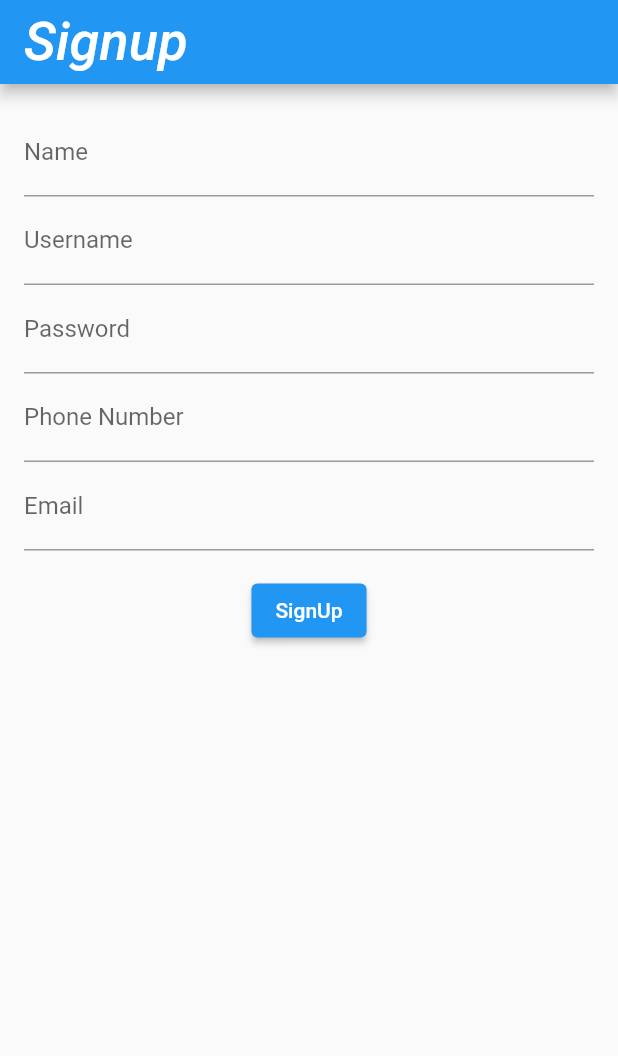
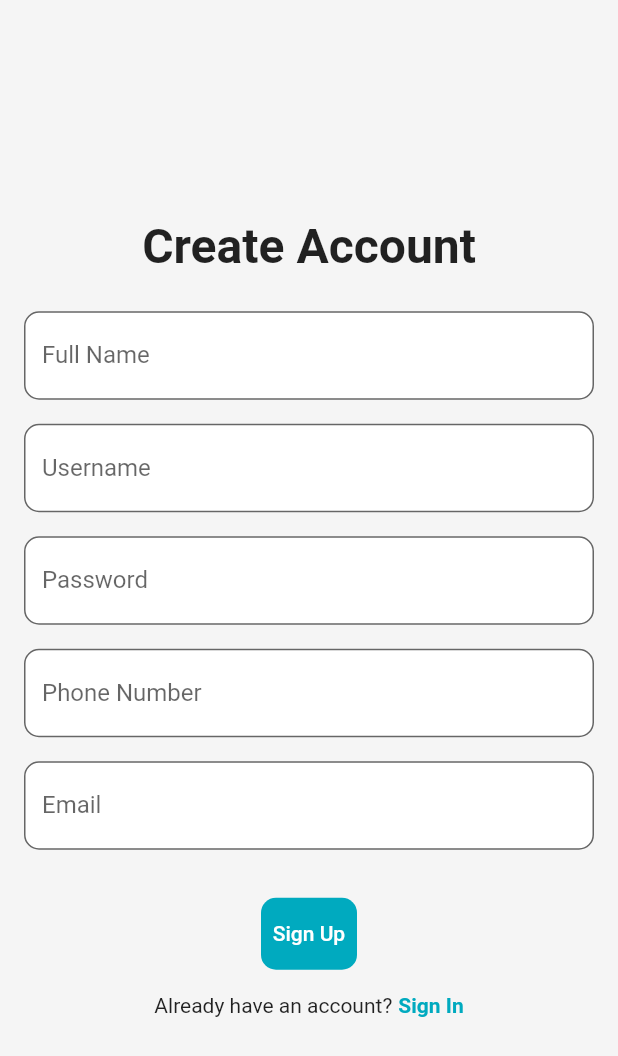
Before and after one commit to panuwat15264za/flutter_application_2, a Flutter app: the screen it shows after launch, on a phone screen of 412 x 824 dp. Shown: the top 1056 px of the screen. Run offline on Flutter 3.47's test engine with Material 2 defaults, Android fonts, the phone set to English and light mode, and no system bars; accounts and stored records are empty; Roboto replaces fonts that are missing (Hind).

Commit message:
signin and signup UI

```diff
--- a/lib/signup.dart
+++ b/lib/signup.dart
@@ -7,7 +7,7 @@ import 'package:http/http.dart' as http;
 import 'signin.dart';
 
 class SignupPage extends StatefulWidget {
-  const SignupPage({super.key});
+  const SignupPage({Key? key}) : super(key: key);
 
   @override
   _SignupPageState createState() => _SignupPageState();
@@ -23,52 +23,91 @@ class _SignupPageState extends State<SignupPage> {
   @override
   Widget build(BuildContext context) {
     return Scaffold(
-      appBar: AppBar(
-        title: Text('Signup'),
+      backgroundColor: Color(0xFFF5F5F5),
+      body: Padding(
+        padding: EdgeInsets.symmetric(horizontal: 16.0),
+        child: Column(
+          mainAxisAlignment: MainAxisAlignment.center,
+          children: [
+            Spacer(),
+            Text(
+              'Create Account',
+              style: TextStyle(
+                fontSize: 32,
+                fontWeight: FontWeight.bold,
               ),
-      body: Padding(
-        padding: EdgeInsets.all(16.0),
-        child: Column(
-          children: [
+            ),
+            SizedBox(height: 24.0),
             TextField(
               controller: nameController,
               decoration: InputDecoration(
-                labelText: 'Name',
+                labelText: 'Full Name',
+                filled: true,
+                fillColor: Colors.white,
+                border: OutlineInputBorder(
+                  borderRadius: BorderRadius.circular(10.0),
                 ),
               ),
+            ),
+            SizedBox(height: 16.0),
             TextField(
               controller: usernameController,
               decoration: InputDecoration(
                 labelText: 'Username',
+                filled: true,
+                fillColor: Colors.white,
+                border: OutlineInputBorder(
+                  borderRadius: BorderRadius.circular(10.0),
                 ),
               ),
+            ),
+            SizedBox(height: 16.0),
             TextField(
               controller: passwordController,
               decoration: InputDecoration(
                 labelText: 'Password',
+                filled: true,
+                fillColor: Colors.white,
+                border: OutlineInputBorder(
+                  borderRadius: BorderRadius.circular(10.0),
                 ),
               ),
+              obscureText: true,
+            ),
+            SizedBox(height: 16.0),
             TextField(
               controller: phoneNumberController,
               decoration: InputDecoration(
                 labelText: 'Phone Number',
+                filled: true,
+                fillColor: Colors.white,
+                border: OutlineInputBorder(
+                  borderRadius: BorderRadius.circular(10.0),
                 ),
               ),
+            ),
+            SizedBox(height: 16.0),
             TextField(
               controller: emailController,
               decoration: InputDecoration(
                 labelText: 'Email',
+                filled: true,
+                fillColor: Colors.white,
+                border: OutlineInputBorder(
+                  borderRadius: BorderRadius.circular(10.0),
                 ),
               ),
-            SizedBox(height: 16.0),
+            ),
+            SizedBox(height: 32.0),
             ElevatedButton(
               onPressed: () async {
                 String? check = await signupReq(
                   nameController,
                   usernameController,
+                  phoneNumberController,
                   passwordController,
-                      phoneNumberController,
-                      emailController);
+                  emailController,
+                );
                 print(check);
                 Navigator.of(context).pushReplacement(
                   MaterialPageRoute(
@@ -76,7 +115,47 @@ class _SignupPageState extends State<SignupPage> {
                   ),
                 );
               },
-                child: Text('SignUp')),
+              child: Text('Sign Up'),
+              style: ElevatedButton.styleFrom(
+                primary: Color(0xFF00AABF),
+                elevation: 0,
+                shape: RoundedRectangleBorder(
+                  borderRadius: BorderRadius.circular(10.0),
+                ),
+                padding: EdgeInsets.symmetric(vertical: 16.0),
+              ),
+            ),
+            SizedBox(height: 16.0),
+            Row(
+              mainAxisAlignment: MainAxisAlignment.center,
+              children: [
+                Text(
+                  'Already have an account?',
+                  style: TextStyle(
+                    fontSize: 14,
+                  ),
+                ),
+                SizedBox(width: 4.0),
+                GestureDetector(
+                  onTap: () {
+                    Navigator.of(context).pushReplacement(
+                      MaterialPageRoute(
+                        builder: (_) => SignInPage(),
+                      ),
+                    );
+                  },
+                  child: Text(
+                    'Sign In',
+                    style: TextStyle(
+                      fontSize: 14,
+                      fontWeight: FontWeight.bold,
+                      color: Color(0xFF00AABF),
+                    ),
+                  ),
+                ),
+              ],
+            ),
+            Spacer(),
           ],
         ),
       ),
@@ -86,8 +165,15 @@ class _SignupPageState extends State<SignupPage> {
 
 String? currentEmail;
 
-Future<String> signupReq(name, username, password, phone, email) async {
-  final res = await http.post(Uri.parse("${_localhost()}/signup"),
+Future<String> signupReq(
+  name,
+  username,
+  password,
+  phone,
+  email,
+) async {
+  final res = await http.post(
+    Uri.parse("${_localhost()}/signup"),
     headers: <String, String>{
       'Content-Type': 'application/json; charset=UTF-8',
     },
@@ -97,7 +183,8 @@ Future<String> signupReq(name, username, password, phone, email) async {
       'password': password.text,
       'phone': phone.text,
       'email': email.text,
-      }));
+    }),
+  );
   currentEmail = email.text;
   return res.body;
 }
```
Also changed, not shown: lib/signin.dart (+83 -12 lines). Lines whose indentation alone changed are shown as unchanged.
